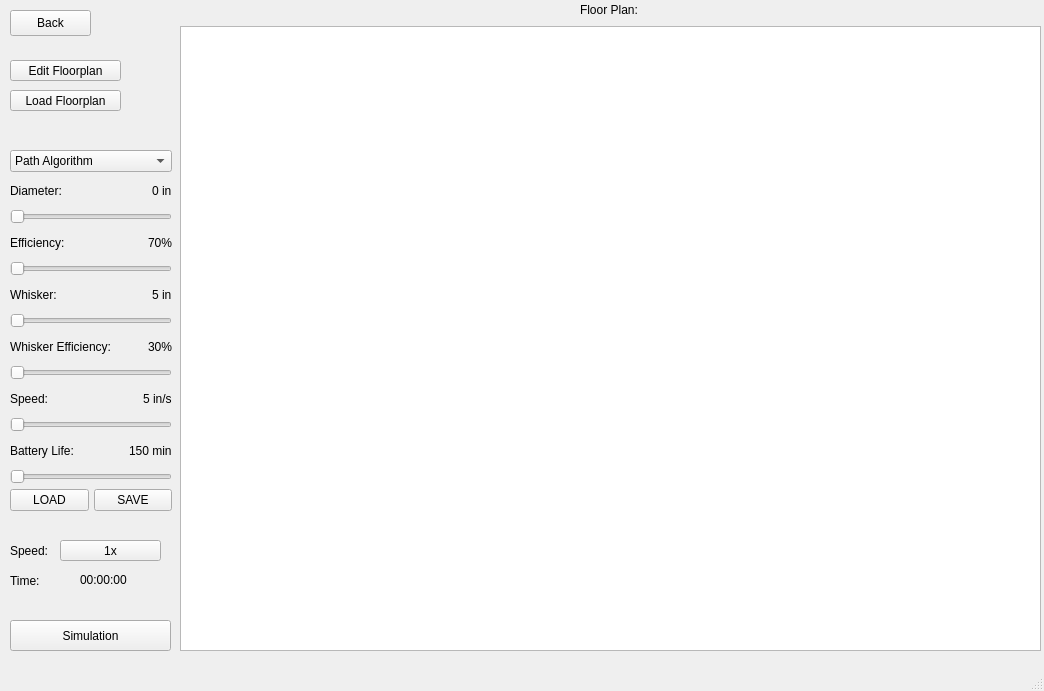
Before: the Qt Designer form Source/Views/Sim.ui in CS499-RoboVac/Robovac, drawn with Qt 5.
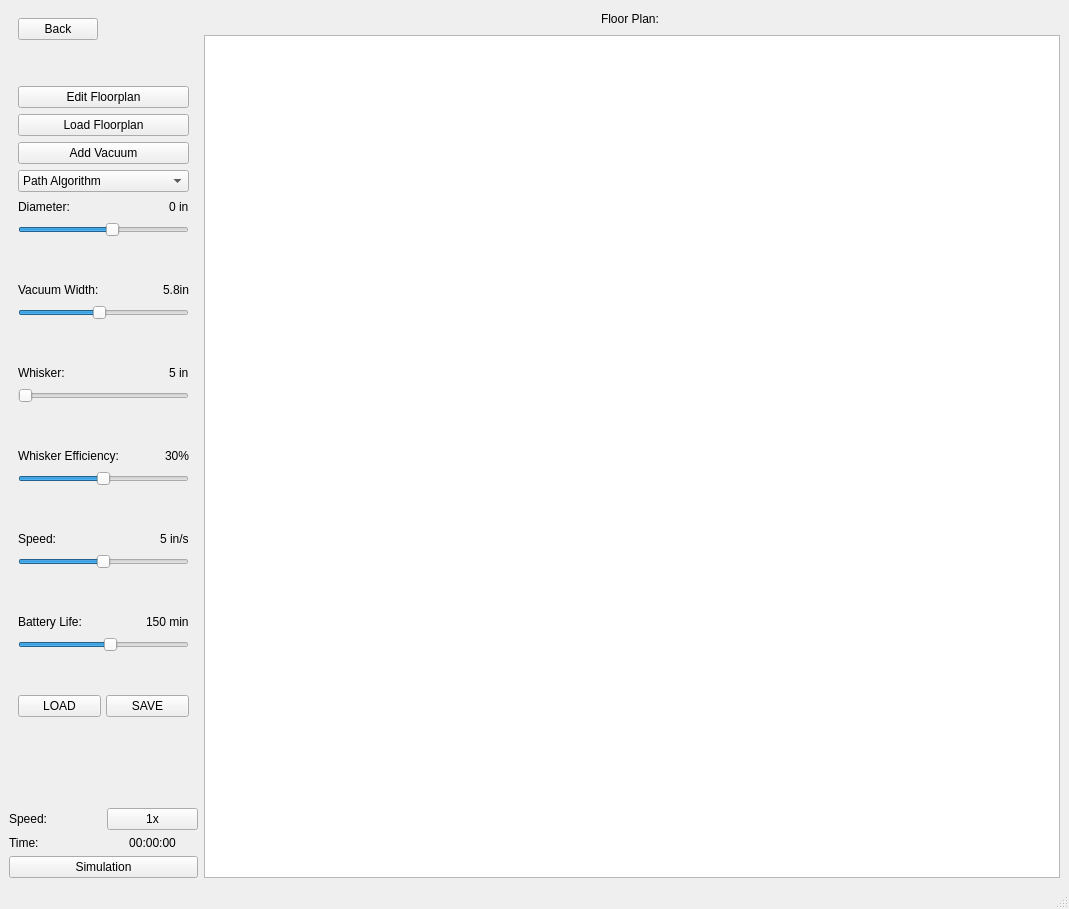
After: the same form once the commit is applied.

The edit to the form file:
```diff
--- a/Source/Views/Sim.ui
+++ b/Source/Views/Sim.ui
@@ -6,88 +6,118 @@
    <rect>
     <x>0</x>
     <y>0</y>
-    <width>1044</width>
-    <height>691</height>
+    <width>1069</width>
+    <height>909</height>
    </rect>
   </property>
   <property name="windowTitle">
    <string>MainWindow</string>
   </property>
   <widget class="QWidget" name="centralwidget">
+   <property name="minimumSize">
+    <size>
+     <width>900</width>
+     <height>725</height>
+    </size>
+   </property>
+   <layout class="QHBoxLayout" name="horizontalLayout_4">
+    <item>
+     <layout class="QVBoxLayout" name="verticalLayout_4">
+      <item>
+       <widget class="QWidget" name="verticalWidget_4" native="true">
+        <property name="sizePolicy">
+         <sizepolicy hsizetype="Fixed" vsizetype="Preferred">
+          <horstretch>0</horstretch>
+          <verstretch>0</verstretch>
+         </sizepolicy>
+        </property>
+        <layout class="QVBoxLayout" name="verticalLayout_2">
+         <item>
+          <layout class="QVBoxLayout" name="verticalLayout_3">
+           <item>
+            <layout class="QHBoxLayout" name="horizontalLayout">
+             <item>
+              <layout class="QVBoxLayout" name="verticalLayout">
+               <item>
    <widget class="QPushButton" name="BacktoMainButton">
-    <property name="geometry">
-     <rect>
-      <x>10</x>
-      <y>10</y>
-      <width>81</width>
-      <height>26</height>
-     </rect>
-    </property>
     <property name="text">
      <string>Back</string>
     </property>
    </widget>
+               </item>
+               <item>
+                <spacer name="verticalSpacer">
+                 <property name="orientation">
+                  <enum>Qt::Vertical</enum>
+                 </property>
+                 <property name="sizeType">
+                  <enum>QSizePolicy::Minimum</enum>
+                 </property>
+                 <property name="sizeHint" stdset="0">
+                  <size>
+                   <width>20</width>
+                   <height>40</height>
+                  </size>
+                 </property>
+                </spacer>
+               </item>
+              </layout>
+             </item>
+             <item>
+              <spacer name="horizontalSpacer_7">
+               <property name="orientation">
+                <enum>Qt::Horizontal</enum>
+               </property>
+               <property name="sizeHint" stdset="0">
+                <size>
+                 <width>40</width>
+                 <height>20</height>
+                </size>
+               </property>
+              </spacer>
+             </item>
+            </layout>
+           </item>
+          </layout>
+         </item>
+         <item>
+          <spacer name="verticalSpacer_2">
+           <property name="orientation">
+            <enum>Qt::Vertical</enum>
+           </property>
+           <property name="sizeType">
+            <enum>QSizePolicy::Maximum</enum>
+           </property>
+           <property name="sizeHint" stdset="0">
+            <size>
+             <width>20</width>
+             <height>40</height>
+            </size>
+           </property>
+          </spacer>
+         </item>
+         <item>
    <widget class="QPushButton" name="EditFloorPlanButton">
-    <property name="geometry">
-     <rect>
-      <x>10</x>
-      <y>60</y>
-      <width>111</width>
-      <height>21</height>
-     </rect>
-    </property>
     <property name="text">
      <string>Edit Floorplan</string>
     </property>
    </widget>
-   <widget class="QPushButton" name="SimulationButton">
-    <property name="geometry">
-     <rect>
-      <x>10</x>
-      <y>620</y>
-      <width>161</width>
-      <height>31</height>
-     </rect>
-    </property>
-    <property name="text">
-     <string>Simulation</string>
-    </property>
-   </widget>
+         </item>
+         <item>
    <widget class="QPushButton" name="LoadFloorPlanButton">
-    <property name="geometry">
-     <rect>
-      <x>10</x>
-      <y>90</y>
-      <width>111</width>
-      <height>21</height>
-     </rect>
-    </property>
     <property name="text">
      <string>Load Floorplan</string>
     </property>
    </widget>
-   <widget class="QPushButton" name="SimSpeedButton">
-    <property name="geometry">
-     <rect>
-      <x>60</x>
-      <y>540</y>
-      <width>101</width>
-      <height>21</height>
-     </rect>
-    </property>
+         </item>
+         <item>
+          <widget class="QPushButton" name="AddVacuumButton">
     <property name="text">
-     <string>1x</string>
-    </property>
-   </widget>
-   <widget class="QWidget" name="verticalLayoutWidget_2">
-    <property name="geometry">
-     <rect>
-      <x>10</x>
-      <y>150</y>
-      <width>162</width>
-      <height>361</height>
-     </rect>
-    </property>
+            <string>Add Vacuum</string>
+           </property>
+          </widget>
+         </item>
+         <item>
     <layout class="QVBoxLayout" name="VacuumLayout">
      <property name="spacing">
       <number>5</number>
@@ -151,17 +181,45 @@
        </item>
        <item>
         <widget class="QSlider" name="DiameterSlide">
+               <property name="minimum">
+                <number>100</number>
+               </property>
+               <property name="maximum">
+                <number>150</number>
+               </property>
+               <property name="singleStep">
+                <number>5</number>
+               </property>
+               <property name="value">
+                <number>128</number>
+               </property>
          <property name="orientation">
           <enum>Qt::Horizontal</enum>
          </property>
         </widget>
        </item>
        <item>
-        <layout class="QHBoxLayout" name="VacuumEfficiencyHLayout">
+              <spacer name="verticalSpacer_6">
+               <property name="orientation">
+                <enum>Qt::Vertical</enum>
+               </property>
+               <property name="sizeType">
+                <enum>QSizePolicy::Minimum</enum>
+               </property>
+               <property name="sizeHint" stdset="0">
+                <size>
+                 <width>20</width>
+                 <height>40</height>
+                </size>
+               </property>
+              </spacer>
+             </item>
          <item>
-          <widget class="QLabel" name="EfficiencyLabel">
+              <layout class="QHBoxLayout" name="VacuumWidthHLayout">
+               <item>
+                <widget class="QLabel" name="VacWidthLabel">
            <property name="text">
-            <string>Efficiency:</string>
+                  <string>Vacuum Width:</string>
            </property>
           </widget>
          </item>
@@ -181,7 +239,7 @@
          <item>
           <widget class="QLabel" name="Stat_VacuumEfficiency">
            <property name="text">
-            <string>70%</string>
+                  <string>5.8in</string>
            </property>
           </widget>
          </item>
@@ -189,11 +247,36 @@
        </item>
        <item>
         <widget class="QSlider" name="EfficiencySlide">
+               <property name="minimum">
+                <number>20</number>
+               </property>
+               <property name="maximum">
+                <number>100</number>
+               </property>
+               <property name="value">
+                <number>58</number>
+               </property>
          <property name="orientation">
           <enum>Qt::Horizontal</enum>
          </property>
         </widget>
        </item>
+             <item>
+              <spacer name="verticalSpacer_7">
+               <property name="orientation">
+                <enum>Qt::Vertical</enum>
+               </property>
+               <property name="sizeType">
+                <enum>QSizePolicy::Minimum</enum>
+               </property>
+               <property name="sizeHint" stdset="0">
+                <size>
+                 <width>20</width>
+                 <height>40</height>
+                </size>
+               </property>
+              </spacer>
+             </item>
        <item>
         <layout class="QHBoxLayout" name="WhiskerHLayout">
          <item>
@@ -227,11 +310,33 @@
        </item>
        <item>
         <widget class="QSlider" name="WhiskerSlide">
+               <property name="minimum">
+                <number>3</number>
+               </property>
+               <property name="maximum">
+                <number>10</number>
+               </property>
          <property name="orientation">
           <enum>Qt::Horizontal</enum>
          </property>
         </widget>
        </item>
+             <item>
+              <spacer name="verticalSpacer_8">
+               <property name="orientation">
+                <enum>Qt::Vertical</enum>
+               </property>
+               <property name="sizeType">
+                <enum>QSizePolicy::Minimum</enum>
+               </property>
+               <property name="sizeHint" stdset="0">
+                <size>
+                 <width>20</width>
+                 <height>40</height>
+                </size>
+               </property>
+              </spacer>
+             </item>
        <item>
         <layout class="QHBoxLayout" name="WhiskerEfficiencyHLayout">
          <item>
@@ -265,11 +370,33 @@
        </item>
        <item>
         <widget class="QSlider" name="WhiskerEffSlide">
+               <property name="maximum">
+                <number>100</number>
+               </property>
+               <property name="value">
+                <number>50</number>
+               </property>
          <property name="orientation">
           <enum>Qt::Horizontal</enum>
          </property>
         </widget>
        </item>
+             <item>
+              <spacer name="verticalSpacer_9">
+               <property name="orientation">
+                <enum>Qt::Vertical</enum>
+               </property>
+               <property name="sizeType">
+                <enum>QSizePolicy::Minimum</enum>
+               </property>
+               <property name="sizeHint" stdset="0">
+                <size>
+                 <width>20</width>
+                 <height>40</height>
+                </size>
+               </property>
+              </spacer>
+             </item>
        <item>
         <layout class="QHBoxLayout" name="SpeedHLayout">
          <item>
@@ -303,11 +430,36 @@
        </item>
        <item>
         <widget class="QSlider" name="SpeedSlide">
+               <property name="minimum">
+                <number>6</number>
+               </property>
+               <property name="maximum">
+                <number>18</number>
+               </property>
+               <property name="value">
+                <number>12</number>
+               </property>
          <property name="orientation">
           <enum>Qt::Horizontal</enum>
          </property>
         </widget>
        </item>
+             <item>
+              <spacer name="verticalSpacer_10">
+               <property name="orientation">
+                <enum>Qt::Vertical</enum>
+               </property>
+               <property name="sizeType">
+                <enum>QSizePolicy::Minimum</enum>
+               </property>
+               <property name="sizeHint" stdset="0">
+                <size>
+                 <width>20</width>
+                 <height>40</height>
+                </size>
+               </property>
+              </spacer>
+             </item>
        <item>
         <layout class="QHBoxLayout" name="BatteryLifeHLayout">
          <item>
@@ -341,11 +493,36 @@
        </item>
        <item>
         <widget class="QSlider" name="BatteryLifeSlide">
+               <property name="minimum">
+                <number>90</number>
+               </property>
+               <property name="maximum">
+                <number>200</number>
+               </property>
+               <property name="value">
+                <number>150</number>
+               </property>
          <property name="orientation">
           <enum>Qt::Horizontal</enum>
          </property>
         </widget>
        </item>
+             <item>
+              <spacer name="verticalSpacer_5">
+               <property name="orientation">
+                <enum>Qt::Vertical</enum>
+               </property>
+               <property name="sizeType">
+                <enum>QSizePolicy::Minimum</enum>
+               </property>
+               <property name="sizeHint" stdset="0">
+                <size>
+                 <width>20</width>
+                 <height>40</height>
+                </size>
+               </property>
+              </spacer>
+             </item>
        <item>
         <layout class="QHBoxLayout" name="VacuumSaveLoadLayout">
          <item>
@@ -367,16 +544,95 @@
       </layout>
      </item>
     </layout>
-   </widget>
-   <widget class="QWidget" name="verticalLayoutWidget_3">
-    <property name="geometry">
-     <rect>
-      <x>180</x>
-      <y>0</y>
-      <width>861</width>
-      <height>651</height>
-     </rect>
-    </property>
+         </item>
+        </layout>
+       </widget>
+      </item>
+      <item>
+       <spacer name="verticalSpacer_4">
+        <property name="orientation">
+         <enum>Qt::Vertical</enum>
+        </property>
+        <property name="sizeType">
+         <enum>QSizePolicy::Minimum</enum>
+        </property>
+        <property name="sizeHint" stdset="0">
+         <size>
+          <width>20</width>
+          <height>40</height>
+         </size>
+        </property>
+       </spacer>
+      </item>
+      <item>
+       <spacer name="verticalSpacer_3">
+        <property name="orientation">
+         <enum>Qt::Vertical</enum>
+        </property>
+        <property name="sizeType">
+         <enum>QSizePolicy::Minimum</enum>
+        </property>
+        <property name="sizeHint" stdset="0">
+         <size>
+          <width>20</width>
+          <height>40</height>
+         </size>
+        </property>
+       </spacer>
+      </item>
+      <item>
+       <layout class="QVBoxLayout" name="verticalLayout_5">
+        <item>
+         <layout class="QHBoxLayout" name="horizontalLayout_2">
+          <item>
+           <widget class="QLabel" name="SpeedTextLabel">
+            <property name="text">
+             <string>Speed:</string>
+            </property>
+           </widget>
+          </item>
+          <item>
+           <widget class="QPushButton" name="SimSpeedButton">
+            <property name="text">
+             <string>1x</string>
+            </property>
+           </widget>
+          </item>
+         </layout>
+        </item>
+        <item>
+         <layout class="QHBoxLayout" name="horizontalLayout_3">
+          <item>
+           <widget class="QLabel" name="TimeTextLabel">
+            <property name="text">
+             <string>Time:</string>
+            </property>
+           </widget>
+          </item>
+          <item>
+           <widget class="QLabel" name="Stat_SimulationTime">
+            <property name="text">
+             <string>00:00:00</string>
+            </property>
+            <property name="alignment">
+             <set>Qt::AlignCenter</set>
+            </property>
+           </widget>
+          </item>
+         </layout>
+        </item>
+        <item>
+         <widget class="QPushButton" name="SimulationButton">
+          <property name="text">
+           <string>Simulation</string>
+          </property>
+         </widget>
+        </item>
+       </layout>
+      </item>
+     </layout>
+    </item>
+    <item>
     <layout class="QVBoxLayout" name="GraphicLayout">
      <item>
       <layout class="QHBoxLayout" name="FloorPlanLayout">
@@ -419,46 +675,8 @@
       <widget class="QGraphicsView" name="graphicsView"/>
      </item>
     </layout>
-   </widget>
-   <widget class="QLabel" name="SpeedTextLabel">
-    <property name="geometry">
-     <rect>
-      <x>10</x>
-      <y>540</y>
-      <width>41</width>
-      <height>21</height>
-     </rect>
-    </property>
-    <property name="text">
-     <string>Speed:</string>
-    </property>
-   </widget>
-   <widget class="QLabel" name="TimeTextLabel">
-    <property name="geometry">
-     <rect>
-      <x>10</x>
-      <y>570</y>
-      <width>41</width>
-      <height>21</height>
-     </rect>
-    </property>
-    <property name="text">
-     <string>Time:</string>
-    </property>
-   </widget>
-   <widget class="QLabel" name="Stat_SimulationTime">
-    <property name="geometry">
-     <rect>
-      <x>80</x>
-      <y>570</y>
-      <width>61</width>
-      <height>20</height>
-     </rect>
-    </property>
-    <property name="text">
-     <string>00:00:00</string>
-    </property>
-   </widget>
+    </item>
+   </layout>
   </widget>
   <widget class="QMenuBar" name="menubar">
    <property name="geometry">
```
Left out of the diff: 2 changed lines with no effect on the pictures. Lines whose indentation alone changed are shown as unchanged.
